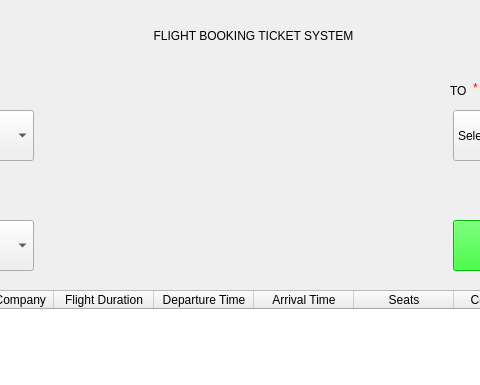
Haleshot/Flight_Booking_System, file Project_Source_Code/Nistara_Flight_Options.ui: the form before one commit; both pictures show x 360 to 840 and y 0 to 385 of the 1201 by 801 pixel window.
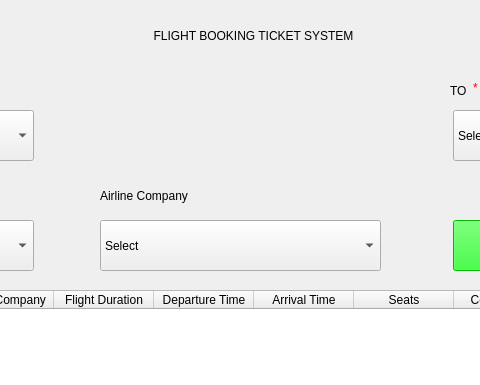
The form after the commit.

Commit message: Add Nistara Flight Admin Options

Diff of the .ui file:
```diff
--- a/Project_Source_Code/Nistara_Flight_Options.ui
+++ b/Project_Source_Code/Nistara_Flight_Options.ui
@@ -331,6 +331,61 @@
     <string>TO</string>
    </property>
   </widget>
+  <widget class="QComboBox" name="Airlines_Combo_Box">
+   <property name="geometry">
+    <rect>
+     <x>460</x>
+     <y>220</y>
+     <width>281</width>
+     <height>51</height>
+    </rect>
+   </property>
+   <property name="styleSheet">
+    <string notr="true">font: 10pt &quot;MS Shell Dlg 2&quot;;</string>
+   </property>
+   <item>
+    <property name="text">
+     <string>Select</string>
+    </property>
+   </item>
+   <item>
+    <property name="text">
+     <string>Indivo</string>
+    </property>
+   </item>
+   <item>
+    <property name="text">
+     <string>MetAirways</string>
+    </property>
+   </item>
+   <item>
+    <property name="text">
+     <string>Picejet</string>
+    </property>
+   </item>
+   <item>
+    <property name="text">
+     <string>Nistara</string>
+    </property>
+   </item>
+  </widget>
+  <widget class="QLabel" name="From_Label_3">
+   <property name="geometry">
+    <rect>
+     <x>460</x>
+     <y>180</y>
+     <width>121</width>
+     <height>31</height>
+    </rect>
+   </property>
+   <property name="styleSheet">
+    <string notr="true">font: 12pt &quot;MS Shell Dlg 2&quot;;
+font: 10pt &quot;MS Shell Dlg 2&quot;;</string>
+   </property>
+   <property name="text">
+    <string>Airline Company</string>
+   </property>
+  </widget>
  </widget>
  <resources/>
  <connections/>
```
The commit also changes 1 other file.
